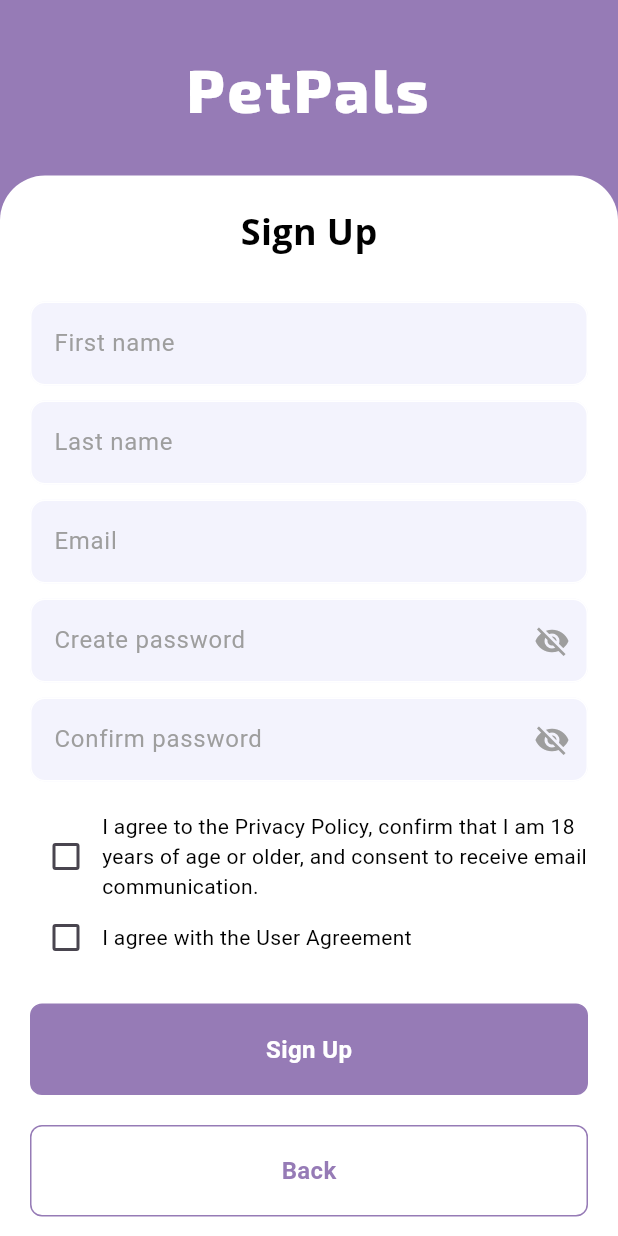
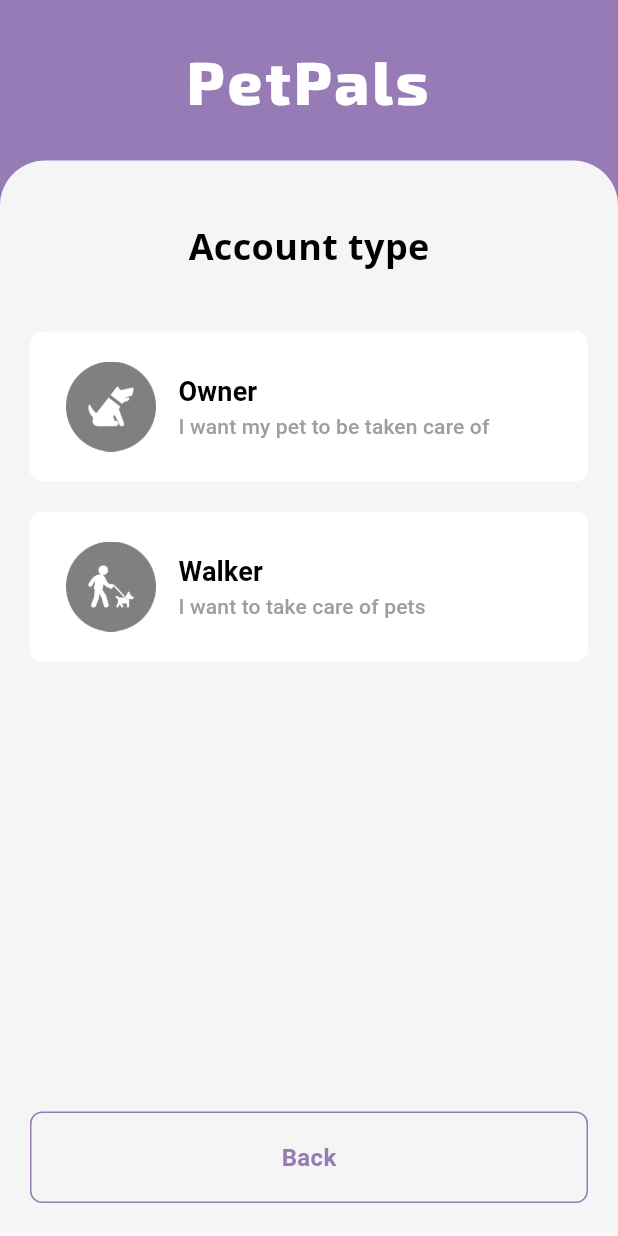
Before and after one commit to ferideberisha/PetPals, a Flutter app: the screen it shows after launch, after a tap on "Sign Up", on a phone screen of 412 x 824 dp. Run offline on Flutter 3.47's test engine with Material 3 defaults, Android fonts, the phone set to English and light mode, and no system bars; our stand-ins replace firebase_auth, firebase_core, google_fonts, google_sign_in; accounts and stored records are empty; Roboto replaces fonts that are missing (OpenSans).

Commit message:
Added Sign-up Type Selection: Owners & Walkers
Implemented sign-up type selection with options for pet owners and walkers, enabling navigation based on user selection.

```diff
--- a/lib/auth/login_or_register.dart
+++ b/lib/auth/login_or_register.dart
@@ -23,7 +23,7 @@ class _LoginOrRegisterState extends State<LoginOrRegister> {
     if (showLoginPage) {
       return LoginPage(onTap: togglePages);
     } else {
-      return RegisterPage(onTap: togglePages);
+      return RegisterPage(onTap: togglePages, userType: ''); // Add userType parameter here
     }
   }
 }
--- a/lib/pages/login_page.dart
+++ b/lib/pages/login_page.dart
@@ -4,6 +4,7 @@ import 'package:flutter/gestures.dart';
 import 'package:petpals/components/my_button.dart';
 import 'package:petpals/components/my_textfield.dart';
 import 'package:petpals/components/square_tile.dart';
+import 'package:petpals/pages/sign_up_type_page.dart';
 import 'package:petpals/service/auth_service.dart';
 import 'package:google_fonts/google_fonts.dart';
 
@@ -100,7 +101,7 @@ class _LoginPageState extends State<LoginPage> {
               crossAxisAlignment: CrossAxisAlignment.stretch,
               children: [
                 Padding(
-                  padding: const EdgeInsets.symmetric(vertical: 30),
+                  padding: const EdgeInsets.symmetric(vertical: 25),
                   child: Text(
                     'PetPals',
                     textAlign: TextAlign.center,
@@ -192,8 +193,8 @@ class _LoginPageState extends State<LoginPage> {
                                 color: Colors.grey[400],
                               ),
                             ),
-                            Padding(
-                              padding: const EdgeInsets.symmetric(horizontal: 10.0),
+                            const Padding(
+                              padding: EdgeInsets.symmetric(horizontal: 10.0),
                               child: Text(
                                 'Or continue with',
                                 style: TextStyle(color: Colors.black),
@@ -220,20 +221,25 @@ class _LoginPageState extends State<LoginPage> {
                         ),
                         const SizedBox(height: 15),
                         Padding(
-                          padding: const EdgeInsets.symmetric(horizontal: 20),
+                        padding: const EdgeInsets.symmetric(horizontal: 3),
                         child: RichText(
                           textAlign: TextAlign.justify,
                           text: TextSpan(
                             text: 'By signing in or signing up, I agree to the ',
                             style: const TextStyle(
                               color: Colors.black,
-                                fontSize: 12,
+                              fontSize: 14, // Matching font size
+                              fontFamily: 'OpenSans', // Using the same Google Font
+                              fontWeight: FontWeight.normal, // Matching font weight
                             ),
                             children: [
                               TextSpan(
                                 text: 'Terms of Service',
                                 style: TextStyle(
                                   color: Colors.indigo.shade600,
+                                  fontFamily: 'OpenSans', // Using the same Google Font
+                                  fontSize: 14, // Matching font size
+                                  fontWeight: FontWeight.normal, // Matching font weight
                                 ),
                                 recognizer: TapGestureRecognizer()
                                   ..onTap = () {
@@ -245,29 +251,52 @@ class _LoginPageState extends State<LoginPage> {
                                 text: 'Privacy Policy',
                                 style: TextStyle(
                                   color: Colors.indigo.shade600,
+                                  fontFamily: 'OpenSans', // Using the same Google Font
+                                  fontSize: 14, // Matching font size
+                                  fontWeight: FontWeight.normal, // Matching font weight
                                 ),
                                 recognizer: TapGestureRecognizer()
                                   ..onTap = () {
                                     // Handle Privacy Policy click
                                   },
                               ),
-                                TextSpan(
-                                  text:
-                                      ', confirm that I am 18 years of age or older, and consent to receiving email communication. This site is protected by reCAPTCHA and the Google Privacy Policy and Terms of Service apply.',
+                              const TextSpan(
+                                text: ', confirm that I am 18 years of age or older, and consent to receiving email communication. This site is protected by reCAPTCHA and the Google Privacy Policy and Terms of Service apply.',
+                                style: TextStyle(
+                                  color: Colors.black,
+                                  fontFamily: 'OpenSans', // Using the same Google Font
+                                  fontSize: 14, // Matching font size
+                                  fontWeight: FontWeight.normal, // Matching font weight
+                                ),
                               ),
                             ],
                           ),
                         ),
                       ),
-                        const SizedBox(height: 20),
+
+                        const SizedBox(height: 40),
                     MyButton(
-                          onTap: widget.onTap,
+                        onTap: () {
+                          // Navigate to the SignUpTypePage
+                          Navigator.push(
+                            context,
+                            MaterialPageRoute(
+                              builder: (context) => SignUpTypePage(
+                                onTap: () {
+                                  // Navigate back to the LoginPage when needed
+                                  Navigator.pop(context);
+                                },
+                              ),
+                            ),
+                          );
+                        },
                         text: 'Sign Up',
                         color: Colors.transparent,
                         textColor: Color(0xFF967BB6),
                         borderColor: Color(0xFF967BB6),
                         borderWidth: 1.0,
                       ),
+
                       ],
                     ),
                   ),
--- /dev/null
+++ b/lib/pages/sign_up_type_page.dart
@@ -0,0 +1,207 @@
+import 'package:flutter/material.dart';
+import 'package:google_fonts/google_fonts.dart';
+import 'package:petpals/components/my_button.dart';
+import 'register_page.dart'; // Import the RegisterPage
+
+class SignUpTypePage extends StatelessWidget {
+  final VoidCallback onTap;
+
+  const SignUpTypePage({Key? key, required this.onTap}) : super(key: key);
+
+  @override
+  Widget build(BuildContext context) {
+    return Scaffold(
+      body: SingleChildScrollView(
+        child: Container(
+          decoration: BoxDecoration(
+            color: Color(0xFF967BB6),
+          ),
+          child: SafeArea(
+            child: Column(
+              crossAxisAlignment: CrossAxisAlignment.stretch,
+              children: [
+                Padding(
+                  padding: const EdgeInsets.symmetric(vertical: 25),
+                  child: Text(
+                    'PetPals',
+                    textAlign: TextAlign.center,
+                    style: GoogleFonts.exo2(
+                      textStyle: const TextStyle(
+                        fontSize: 40,
+                        fontWeight: FontWeight.w800,
+                        letterSpacing: 2.0,
+                        color: Colors.white,
+                      ),
+                    ),
+                  ),
+                ),
+                Container(
+                  decoration: BoxDecoration(
+                    color: Colors.grey[100], // Light gray background
+                    borderRadius: BorderRadius.only(
+                      topLeft: Radius.circular(30),
+                      topRight: Radius.circular(30),
+                    ),
+                  ),
+                  child: Padding(
+                    padding: const EdgeInsets.all(20.0),
+                    child: Column(
+                      crossAxisAlignment: CrossAxisAlignment.center,
+                      children: [
+                        Padding(
+                          padding: const EdgeInsets.all(20.0),
+                          child: Text(
+                            'Account type',
+                            style: GoogleFonts.openSans(
+                              textStyle: const TextStyle(
+                                color: Colors.black,
+                                fontSize: 24,
+                                fontWeight: FontWeight.bold,
+                              ),
+                            ),
+                          ),
+                        ),
+                        SizedBox(height: 20),
+                        Container(
+                          height: 100,
+                          width: double.infinity,
+                          child: ElevatedButton(
+                            onPressed: () {
+                              // Navigate to the RegisterPage with userType as 'owner'
+                              Navigator.push(
+                                context,
+                                MaterialPageRoute(
+                                  builder: (context) => RegisterPage(
+                                    userType: 'owner',
+                                    onTap: onTap, // Pass onTap to RegisterPage
+                                  ),
+                                ),
+                              );
+                            },
+                            style: ElevatedButton.styleFrom(
+                              foregroundColor: Colors.black, backgroundColor: Colors.white, // Set the text color to black
+                              elevation: 0,
+                              shape: RoundedRectangleBorder(
+                                borderRadius: BorderRadius.circular(8),
+                              ),
+                            ),
+                            child: Row(
+                              children: [
+                                SizedBox(
+                                  width: 60, // Adjust the width of the icon
+                                  height: 60, // Adjust the height of the icon
+                                  child: Image.asset('lib/images/dogowner.png'),
+                                ),
+                                SizedBox(width: 15), // Add space between the image and text
+                                const Column(
+                                  crossAxisAlignment: CrossAxisAlignment.start,
+                                  mainAxisAlignment: MainAxisAlignment.center,
+                                  children: [
+                                    Text(
+                                      'Owner',
+                                      style: TextStyle(
+                                        color: Colors.black,
+                                        fontFamily: 'OpenSans',
+                                        fontWeight: FontWeight.bold,
+                                        fontSize: 18,
+                                      ),
+                                    ),
+                                    Text(
+                                      'I want my pet to be taken care of', // Add your additional text here
+                                      style: TextStyle(
+                                        color: Colors.grey,
+                                        fontFamily: 'OpenSans',
+                                        fontSize: 14,
+                                      ),
+                                    ),
+                                  ],
+                                ),
+                              ],
+                            ),
+                          ),
+                        ),
+
+
+                        SizedBox(height: 20),
+                        Container(
+                          height: 100,
+                          width: double.infinity,
+                          child: ElevatedButton(
+                            onPressed: () {
+                              // Navigate to the RegisterPage with userType as 'walker'
+                              Navigator.push(
+                                context,
+                                MaterialPageRoute(
+                                  builder: (context) => RegisterPage(
+                                    userType: 'walker',
+                                    onTap: onTap, // Pass onTap to RegisterPage
+                                  ),
+                                ),
+                              );
+                            },
+                            style: ElevatedButton.styleFrom(
+                              foregroundColor: Colors.black, backgroundColor: Colors.white, // Set the text color to black
+                              elevation: 0,
+                              shape: RoundedRectangleBorder(
+                                borderRadius: BorderRadius.circular(8),
+                              ),
+
+                            ),
+                            child: Row(
+                              children: [
+                                SizedBox(
+                                  width: 60, // Adjust the width of the icon
+                                  height: 60, // Adjust the height of the icon
+                                  child: Image.asset('lib/images/dogwalker.png'),
+                                ),
+                                SizedBox(width: 15), // Add space between the image and text
+                                const Column(
+                                  crossAxisAlignment: CrossAxisAlignment.start,
+                                  mainAxisAlignment: MainAxisAlignment.center,
+                                  children: [
+                                    Text(
+                                      'Walker',
+                                      style: TextStyle(
+                                        color: Colors.black,
+                                        fontWeight: FontWeight.bold,
+                                        fontFamily: 'OpenSans',
+                                        fontSize: 18,
+                                      ),
+                                    ),
+                                    Text(
+                                      'I want to take care of pets', // Add your additional text here
+                                      style: TextStyle(
+                                        color: Colors.grey,
+                                        fontFamily: 'OpenSans',
+                                        fontSize: 14,
+                                      ),
+                                    ),
+                                  ],
+                                ),
+                              ],
+                            ),
+                          ),
+                        ),
+
+
+                        SizedBox(height: 300),
+                        MyButton(
+                          onTap: onTap,
+                          text: 'Back',
+                          color: Colors.transparent,
+                          textColor: Color(0xFF967BB6),
+                          borderColor: Color(0xFF967BB6),
+                          borderWidth: 1.0,
+                        ),
+                      ],
+                    ),
+                  ),
+                ),
+              ],
+            ),
+          ),
+        ),
+      ),
+    );
+  }
+}
```
Also changed, not shown: lib/pages/register_page.dart (+98 -35 lines), lib/images/dogowner.png (added), lib/images/dogwalker.png (added). Lines whose indentation alone changed are shown as unchanged.
